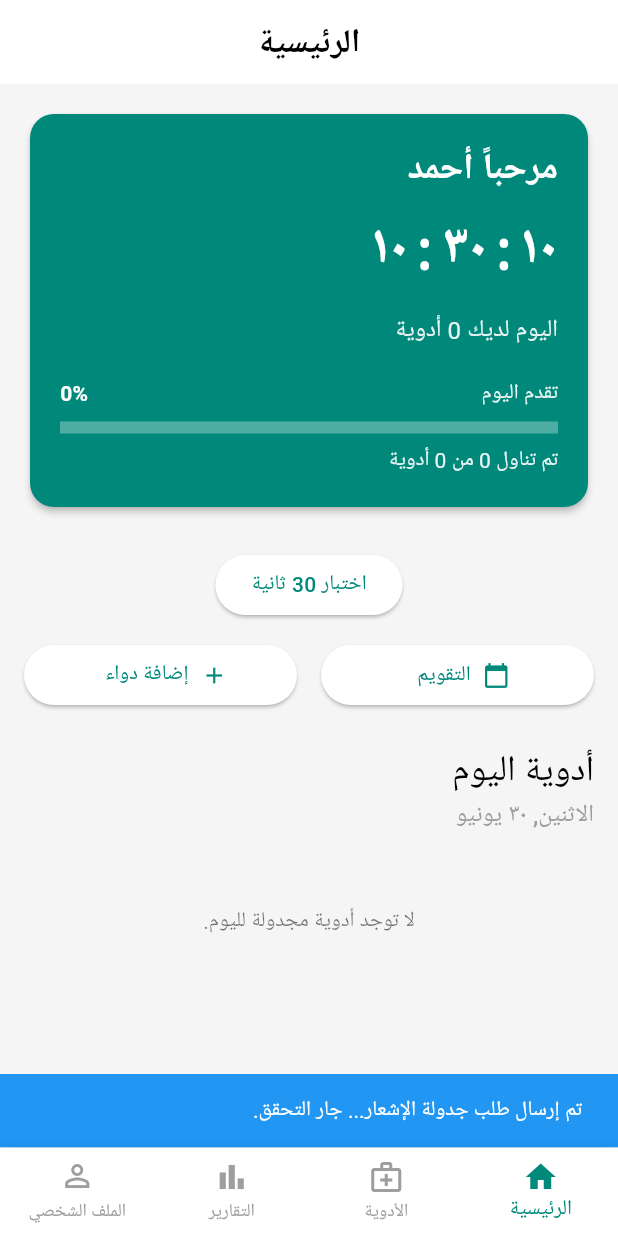
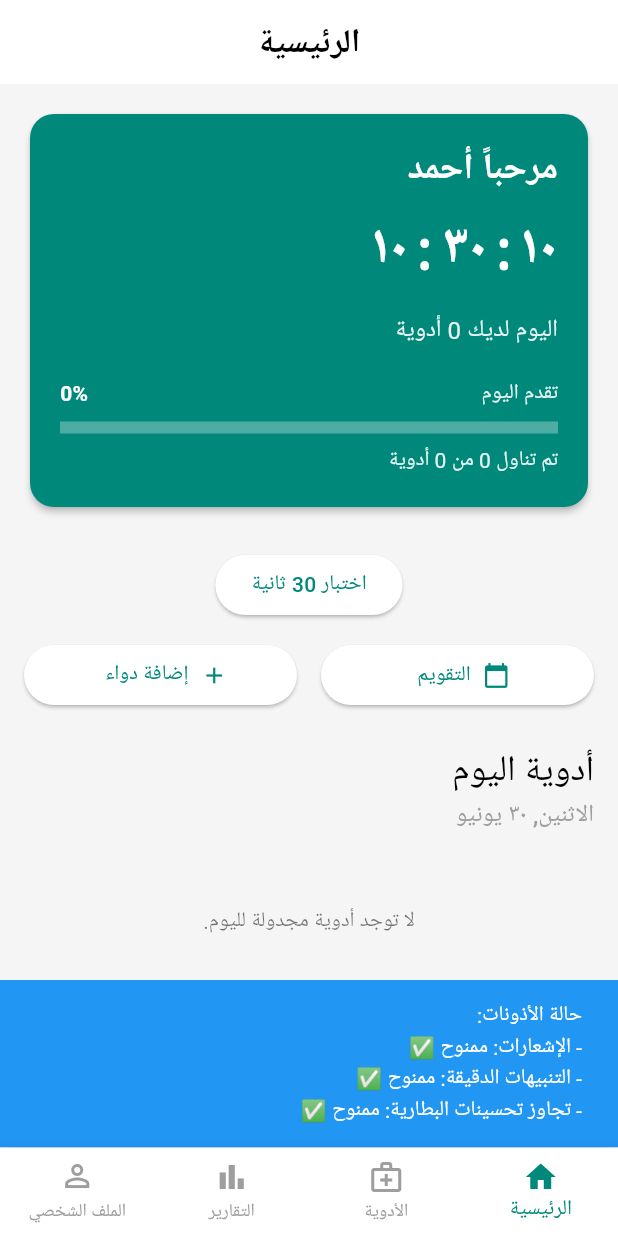
Before and after one commit to ahmedma7goub/medication-reminder-app, a Flutter app: the screen it shows after launch, after a tap on "اختبار 30 ثانية", on a phone screen of 412 x 824 dp. Run offline on Flutter 3.47's test engine with Material 3 defaults, Android fonts, the phone set to English and light mode, and no system bars; our stand-ins replace flutter_local_notifications, flutter_timezone, permission_handler, shared_preferences, sqflite, timezone; accounts and stored records are empty; Roboto replaces fonts that are missing (Cairo).

```diff
--- a/lib/main.dart
+++ b/lib/main.dart
@@ -80,8 +80,13 @@ class _MainNavigationScreenState extends State<MainNavigationScreen> {
     // Use a short delay to ensure the UI is ready before showing dialogs
     await Future.delayed(const Duration(milliseconds: 500));
 
+    // Create a list to track missing permissions
+    final List<String> missingPermissions = [];
+
     // 1. Check Notification Permission (Android 13+)
-    if (await Permission.notification.isDenied) {
+    final notificationStatus = await Permission.notification.status;
+    if (notificationStatus.isDenied || notificationStatus.isPermanentlyDenied) {
+      missingPermissions.add('الإشعارات');
       await _showPermissionDialog(
         'إذن الإشعارات',
         'نحتاج إذن الإشعارات لنتمكن من إرسال تذكيرات الأدوية لك.',
@@ -90,7 +95,9 @@ class _MainNavigationScreenState extends State<MainNavigationScreen> {
     }
 
     // 2. Check Exact Alarm Permission (Android 12+)
-    if (await Permission.scheduleExactAlarm.isDenied) {
+    final exactAlarmStatus = await Permission.scheduleExactAlarm.status;
+    if (exactAlarmStatus.isDenied || exactAlarmStatus.isPermanentlyDenied) {
+      missingPermissions.add('التنبيهات الدقيقة');
       await _showPermissionDialog(
         'إذن التنبيهات الدقيقة',
         'نحتاج هذا الإذن لضمان وصول تذكيراتك في الوقت المحدد بالضبط، حتى لو كان التطبيق مغلقًا.',
@@ -99,11 +106,31 @@ class _MainNavigationScreenState extends State<MainNavigationScreen> {
     }
 
     // 3. Check Battery Optimization Permission
-    if (!await Permission.ignoreBatteryOptimizations.isGranted) {
+    final batteryOptStatus = await Permission.ignoreBatteryOptimizations.status;
+    if (!batteryOptStatus.isGranted) {
+      missingPermissions.add('تجاوز تحسينات البطارية');
       await _showPermissionDialog(
         'تجاوز تحسينات البطارية',
         'لضمان عدم تأخير أو منع التذكيرات بسبب وضع توفير الطاقة في جهازك، يرجى السماح للتطبيق بالعمل في الخلفية.',
         Permission.ignoreBatteryOptimizations,
+      );
+    }
+
+    // Show a summary of permission status if any are missing
+    if (missingPermissions.isNotEmpty && mounted) {
+      ScaffoldMessenger.of(context).showSnackBar(
+        SnackBar(
+          content: Text(
+            'تنبيه: بعض الأذونات غير ممنوحة: ${missingPermissions.join(', ')}. '
+            'قد لا تعمل التذكيرات بشكل صحيح.',
+          ),
+          backgroundColor: Colors.orange,
+          duration: const Duration(seconds: 8),
+          action: SnackBarAction(
+            label: 'الإعدادات',
+            onPressed: () => openAppSettings(),
+          ),
+        ),
       );
     }
   }
--- a/lib/screens/home_screen.dart
+++ b/lib/screens/home_screen.dart
@@ -7,6 +7,7 @@ import 'package:intl/intl.dart' as intl;
 import 'package:timezone/timezone.dart' as tz;
 import 'package:flutter_local_notifications/flutter_local_notifications.dart';
 import 'package:medication_reminder/services/notification_service.dart';
+import 'package:permission_handler/permission_handler.dart';
 import 'dart:async';
 
 class HomeScreen extends StatefulWidget {
@@ -22,6 +23,24 @@ class _HomeScreenState extends State<HomeScreen> {
   bool _isLoading = true;
   Timer? _timer;
   DateTime _now = DateTime.now();
+
+  // Helper method to convert permission status to readable text
+  String _getPermissionStatusText(PermissionStatus status) {
+    switch (status) {
+      case PermissionStatus.granted:
+        return 'ممنوح ✅';
+      case PermissionStatus.denied:
+        return 'مرفوض ❌';
+      case PermissionStatus.permanentlyDenied:
+        return 'مرفوض دائمًا ❌';
+      case PermissionStatus.restricted:
+        return 'مقيد ⚠️';
+      case PermissionStatus.limited:
+        return 'محدود ⚠️';
+      default:
+        return 'غير معروف ❓';
+    }
+  }
 
   @override
   void initState() {
@@ -206,9 +225,48 @@ class _HomeScreenState extends State<HomeScreen> {
           child: const Text('اختبار 30 ثانية'),
           onPressed: () async {
             try {
+              // First check all required permissions
+              final notificationPermission = await Permission.notification.status;
+              final exactAlarmPermission = await Permission.scheduleExactAlarm.status;
+              final batteryOptPermission = await Permission.ignoreBatteryOptimizations.status;
+
+              // Show permission status
+              if (!mounted) return;
+              ScaffoldMessenger.of(context).showSnackBar(
+                SnackBar(
+                  content: Text(
+                    'حالة الأذونات:\n'
+                    '- الإشعارات: ${_getPermissionStatusText(notificationPermission)}\n'
+                    '- التنبيهات الدقيقة: ${_getPermissionStatusText(exactAlarmPermission)}\n'
+                    '- تجاوز تحسينات البطارية: ${_getPermissionStatusText(batteryOptPermission)}'
+                  ),
+                  backgroundColor: Colors.blue,
+                  duration: const Duration(seconds: 5),
+                ),
+              );
+
+              // If any critical permission is denied, show warning
+              if (notificationPermission.isDenied || exactAlarmPermission.isDenied) {
+                await Future.delayed(const Duration(seconds: 5));
+                if (!mounted) return;
+                ScaffoldMessenger.of(context).showSnackBar(
+                  SnackBar(
+                    content: const Text(
+                      'تحذير: بعض الأذونات المطلوبة غير ممنوحة. قد لا تعمل الإشعارات بشكل صحيح.'
+                    ),
+                    backgroundColor: Colors.orange,
+                    duration: const Duration(seconds: 5),
+                    action: SnackBarAction(
+                      label: 'الإعدادات',
+                      onPressed: () => openAppSettings(),
+                    ),
+                  ),
+                );
+                await Future.delayed(const Duration(seconds: 5));
+              }
+
+              // Schedule the test notification
               final notificationService = NotificationService().flutterLocalNotificationsPlugin;
-
-              // 1. Schedule the notification
               final tz.TZDateTime scheduledTime = tz.TZDateTime.now(tz.local).add(const Duration(seconds: 30));
               await notificationService.zonedSchedule(
                 9999, // A unique ID for the test notification
@@ -223,12 +281,12 @@ class _HomeScreenState extends State<HomeScreen> {
                     priority: Priority.high,
                   ),
                 ),
+                androidScheduleMode: AndroidScheduleMode.exactAllowWhileIdle,
                 uiLocalNotificationDateInterpretation: UILocalNotificationDateInterpretation.absoluteTime,
-                androidAllowWhileIdle: true,
               );
 
               if (!mounted) return;
-              // 2. Show initial confirmation
+              // Show scheduling confirmation
               ScaffoldMessenger.of(context).showSnackBar(
                 const SnackBar(
                   content: Text('تم إرسال طلب جدولة الإشعار... جار التحقق.'),
@@ -237,20 +295,25 @@ class _HomeScreenState extends State<HomeScreen> {
               );
 
               // Add a small delay to give the system time to register the request
-              await Future.delayed(const Duration(seconds: 1));
+              await Future.delayed(const Duration(seconds: 2));
               if (!mounted) return;
 
-              // 3. Verify if the notification is pending
+              // Verify if the notification is pending
               final List<PendingNotificationRequest> pendingRequests = await notificationService.pendingNotificationRequests();
               final int count = pendingRequests.length;
+              final bool testNotificationFound = pendingRequests.any((req) => req.id == 9999);
               final String pendingIds = pendingRequests.map((r) => r.id).join(', ');
 
-              // 4. Show verification result
+              // Show verification result
               ScaffoldMessenger.of(context).showSnackBar(
                 SnackBar(
-                  content: Text('التحقق: $count إشعارات في قائمة الانتظار. (IDs: $pendingIds)'),
-                  backgroundColor: count > 0 ? Colors.green : Colors.orange,
-                  duration: const Duration(seconds: 8),
+                  content: Text(
+                    'التحقق: ${testNotificationFound ? "تم جدولة الإشعار بنجاح!" : "لم يتم العثور على إشعار الاختبار!"}\n'
+                    'عدد الإشعارات المجدولة: $count\n'
+                    'المعرفات: $pendingIds'
+                  ),
+                  backgroundColor: testNotificationFound ? Colors.green : Colors.orange,
+                  duration: const Duration(seconds: 10),
                 ),
               );
 
@@ -260,7 +323,7 @@ class _HomeScreenState extends State<HomeScreen> {
                 SnackBar(
                   content: Text('حدث خطأ أثناء الجدولة: $e'),
                   backgroundColor: Colors.red,
-                  duration: const Duration(seconds: 8),
+                  duration: const Duration(seconds: 10),
                 ),
               );
             }
--- a/lib/services/notification_service.dart
+++ b/lib/services/notification_service.dart
@@ -38,8 +38,17 @@ class NotificationService {
     try {
       final String currentTimeZone = await FlutterTimezone.getLocalTimezone();
       tz.setLocalLocation(tz.getLocation(currentTimeZone));
-    } catch (_) {
-      // fallback: keep default
+      debugPrint('Timezone initialized successfully: $currentTimeZone');
+    } catch (e) {
+      // Log the error for debugging
+      debugPrint('Error initializing timezone: $e');
+      // fallback: use UTC
+      try {
+        tz.setLocalLocation(tz.getLocation('UTC'));
+        debugPrint('Fallback to UTC timezone');
+      } catch (e2) {
+        debugPrint('Critical error setting timezone: $e2');
+      }
     }
 
     // Android initialization
```
Also changed, not shown: 1 other file.
